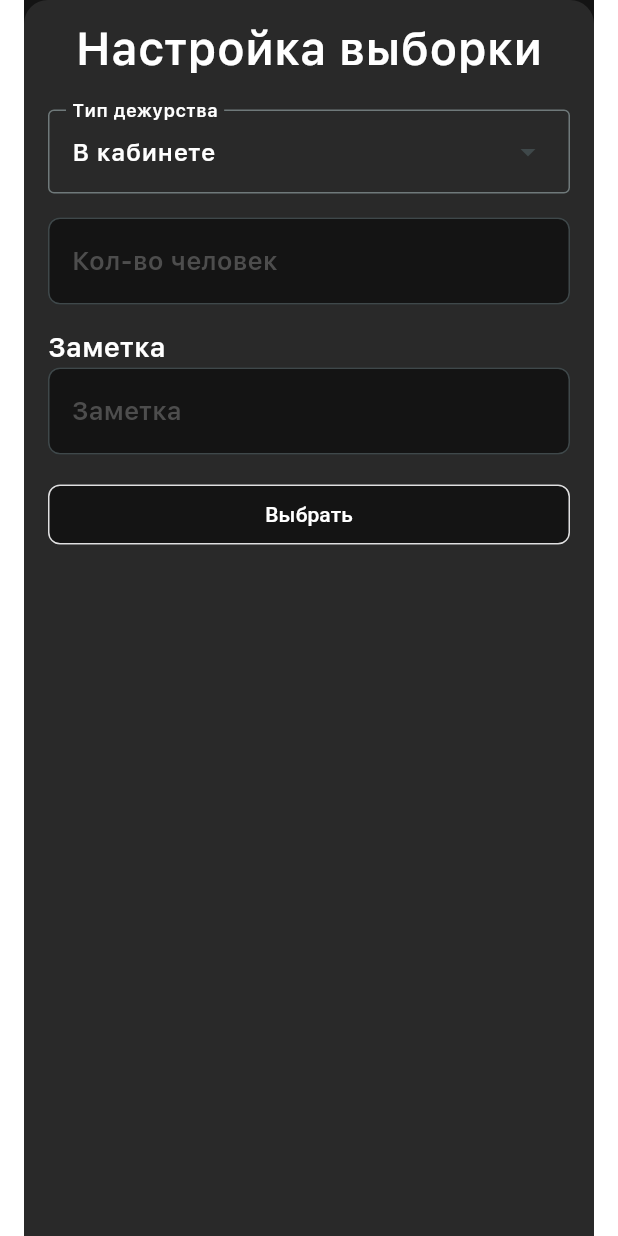
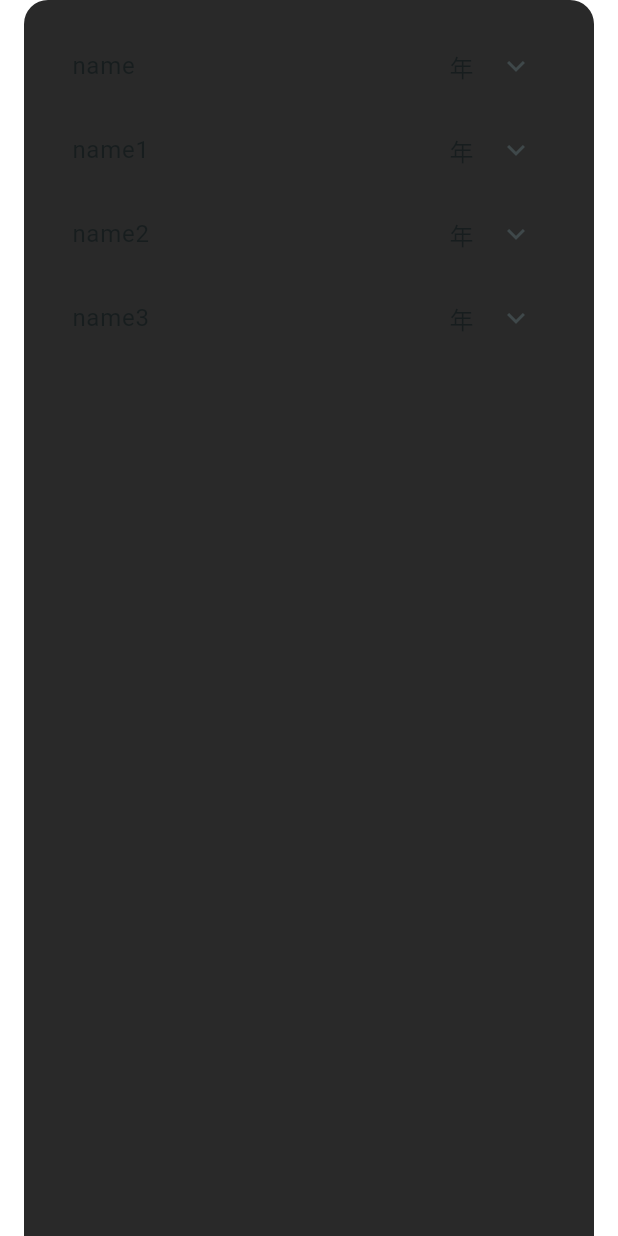
Before and after one commit to Sosisska123/duty-selector, a Flutter app: the SelectionModal widget shown alone on an empty page, opened directly with empty values, after a tap on "Выбрать", on a phone screen of 412 x 824 dp. Run offline on Flutter 3.47's test engine with Material 3 defaults, Android fonts, the phone set to English and light mode, and no system bars; drawn by our look-alikes of scrollable_positioned_list; our stand-ins replace ionicons, sqflite; accounts and stored records are empty.

Commit message:
provide database service connection

```diff
--- a/lib/components/select_duty.dart
+++ b/lib/components/select_duty.dart
@@ -1,12 +1,15 @@
 import 'package:duty_selector/components/action_card.dart';
 import 'package:duty_selector/components/selection_modal.dart';
 import 'package:duty_selector/components/texts/title_text.dart';
+import 'package:duty_selector/database.dart';
 import 'package:duty_selector/design.dart';
 import 'package:flutter/material.dart';
 import 'package:ionicons/ionicons.dart';
 
 class SelectDuty extends StatelessWidget {
-  const SelectDuty({super.key});
+  final DatabaseService databaseService;
+
+  const SelectDuty({super.key, required this.databaseService});
 
   @override
   Widget build(BuildContext context) {
@@ -83,6 +86,7 @@ class SelectDuty extends StatelessWidget {
             return SelectionModal(
               scrollController: scrollController,
               selectionType: type,
+              databaseService: databaseService,
             );
           },
         );
--- a/lib/components/selection_modal.dart
+++ b/lib/components/selection_modal.dart
@@ -1,17 +1,21 @@
 import 'package:duty_selector/components/select_duty.dart';
 import 'package:duty_selector/components/texts/title_text.dart';
+import 'package:duty_selector/database.dart';
 import 'package:duty_selector/design.dart';
+import 'package:duty_selector/pages/students.dart';
 import 'package:flutter/material.dart';
 
 class SelectionModal extends StatelessWidget {
   final ScrollController scrollController;
   final SelectionType selectionType;
   final int peopleCount;
+  final DatabaseService databaseService;
 
   const SelectionModal({
     super.key,
     required this.scrollController,
     required this.selectionType,
+    required this.databaseService,
     this.peopleCount = 1,
   });
 
@@ -44,12 +48,14 @@ class SelectionModal extends StatelessWidget {
                   dropdownMenuEntries: _entries().toList(),
                 ),
                 SizedBox(height: AppSpacing.medium),
+                Text('Кол-во человек', style: AppTextStyles.bigRegular),
                 TextField(
                   keyboardType: TextInputType.number,
                   decoration: InputDecoration(
                     hintText: 'Кол-во человек',
                     hintStyle: AppTextStyles.smallAccent,
                   ),
+                  style: AppTextStyles.regular,
                 ),
                 SizedBox(height: AppSpacing.medium),
                 Text('Заметка', style: AppTextStyles.bigRegular),
@@ -59,9 +65,13 @@ class SelectionModal extends StatelessWidget {
                     hintText: 'Заметка',
                     hintStyle: AppTextStyles.smallAccent,
                   ),
+                  style: AppTextStyles.regular,
                 ),
                 SizedBox(height: AppSpacing.medium),
-                ElevatedButton(onPressed: () => {}, child: Text('Выбрать')),
+                ElevatedButton(
+                  onPressed: () => _selectStudents(context),
+                  child: Text('Выбрать'),
+                ),
               ],
             ),
           ),
@@ -75,9 +85,18 @@ class SelectionModal extends StatelessWidget {
 
     // TODO: Get entries from the file
 
-    entries.add(DropdownMenuEntry(value: 0, label: "На улице"));
-    entries.add(DropdownMenuEntry(value: 1, label: "В кабинете"));
+    entries.add(const DropdownMenuEntry(value: 0, label: "На улице"));
+    entries.add(const DropdownMenuEntry(value: 1, label: "В кабинете"));
 
     return entries;
   }
+
+  void _selectStudents(BuildContext context) {
+    Navigator.push(
+      context,
+      MaterialPageRoute(
+        builder: (context) => StudentsPage(databaseService: databaseService),
+      ),
+    );
+  }
 }
--- /dev/null
+++ b/lib/components/students_list.dart
@@ -0,0 +1,108 @@
+import 'package:duty_selector/database.dart';
+import 'package:duty_selector/design.dart';
+import 'package:duty_selector/models/student.dart';
+import 'package:flutter/material.dart';
+import 'package:scrollable_positioned_list/scrollable_positioned_list.dart';
+
+class StudentsList extends StatefulWidget {
+  final DatabaseService databaseService;
+
+  const StudentsList({super.key, required this.databaseService});
+
+  @override
+  State<StudentsList> createState() => _StudentsListState();
+}
+
+class _StudentsListState extends State<StudentsList> {
+  List<Student> students = List.empty(growable: true);
+
+  @override
+  Widget build(BuildContext context) {
+    return FutureBuilder(
+      future: _getStudents(),
+      builder: (context, snapshot) {
+        if (!snapshot.hasData) {
+          return const Center(child: CircularProgressIndicator());
+        }
+
+        students.addAll([
+          Student(id: 1, name: 'name'),
+          Student(id: 1, name: 'name1'),
+          Student(id: 1, name: 'name2'),
+          Student(id: 1, name: 'name3'),
+        ]);
+
+        return ScrollablePositionedList.builder(
+          itemCount: _getStudentsCount(students),
+          itemBuilder: (context, index) => _buildList(context, index),
+        );
+      },
+    );
+  }
+
+  Future<List<Student>> _getStudents() async {
+    return await widget.databaseService.students;
+  }
+
+  int _getStudentsCount(List<Student> students) {
+    return students.length;
+  }
+
+  Widget _buildList(BuildContext context, int index) {
+    return ExpansionTile(
+      title: Row(
+        children: [
+          Expanded(flex: 2, child: Text(students[index].name)),
+          Text("年"),
+        ],
+      ),
+      children: [
+        Padding(
+          padding: EdgeInsets.all(AppSpacing.small),
+          child: Column(
+            children: [
+              Row(
+                mainAxisAlignment: MainAxisAlignment.spaceEvenly,
+                children: [
+                  ElevatedButton(
+                    onPressed: () => {},
+                    style: ElevatedButton.styleFrom(
+                      minimumSize: const Size(130, 40),
+                    ),
+                    child: const Text('Назначить'),
+                  ),
+                  ElevatedButton(
+                    onPressed: () => {},
+                    style: ElevatedButton.styleFrom(
+                      minimumSize: const Size(130, 40),
+                    ),
+                    child: const Text('Отпустить'),
+                  ),
+                ],
+              ),
+              Row(
+                mainAxisAlignment: MainAxisAlignment.spaceEvenly,
+                children: [
+                  ElevatedButton(
+                    onPressed: () => {},
+                    style: ElevatedButton.styleFrom(
+                      minimumSize: const Size(130, 40),
+                    ),
+                    child: const Text('История'),
+                  ),
+                  ElevatedButton(
+                    onPressed: () => {},
+                    style: ElevatedButton.styleFrom(
+                      minimumSize: const Size(130, 40),
+                    ),
+                    child: const Text('Не дежурил'),
+                  ),
+                ],
+              ),
+            ],
+          ),
+        ),
+      ],
+    );
+  }
+}
--- a/lib/database.dart
+++ b/lib/database.dart
@@ -1,3 +1,4 @@
+import 'package:duty_selector/models/student.dart';
 import 'package:sqflite/sqflite.dart';
 
 import 'package:path/path.dart';
@@ -35,4 +36,8 @@ class DatabaseService {
       'CREATE TABLE logs(id INTEGER PRIMARY KEY AUTOINCREMENT, student_id INTEGER REFERENCES students(id), duty_type TEXT NOT NULL, date TEXT NOT NULL)',
     );
   }
+
+  Future<List<Student>> get students async {
+    return List.filled(1, Student(id: 1, name: 'name'));
+  }
 }
--- a/lib/pages/home.dart
+++ b/lib/pages/home.dart
@@ -1,10 +1,12 @@
 import 'package:duty_selector/components/last_duties.dart';
 import 'package:duty_selector/components/select_duty.dart';
+import 'package:duty_selector/database.dart';
 import 'package:duty_selector/design.dart';
 import 'package:flutter/material.dart';
 
 class HomeScreen extends StatefulWidget {
-  const HomeScreen({super.key});
+  final DatabaseService databaseService;
+  const HomeScreen({super.key, required this.databaseService});
 
   @override
   State<HomeScreen> createState() => _HomeScreenState();
@@ -20,7 +22,7 @@ class _HomeScreenState extends State<HomeScreen> {
         children: [
           SizedBox(height: AppSpacing.medium),
           LastDuties(),
-          SelectDuty(),
+          SelectDuty(databaseService: widget.databaseService),
         ],
       ),
     );
--- a/lib/pages/main.dart
+++ b/lib/pages/main.dart
@@ -1,3 +1,4 @@
+import 'package:duty_selector/database.dart';
 import 'package:duty_selector/pages/settings.dart';
 import 'package:flutter/material.dart';
 import 'package:ionicons/ionicons.dart';
@@ -14,7 +15,11 @@ class MainScreen extends StatefulWidget {
 class _MainScreenState extends State<MainScreen> {
   int _currentIndex = 0;
 
-  final List<Widget> _pages = [HomeScreen(), ListScreen(), SettingsScreen()];
+  final List<Widget> _pages = [
+    HomeScreen(databaseService: DatabaseService()),
+    ListScreen(),
+    SettingsScreen(),
+  ];
 
   @override
   Widget build(BuildContext context) {
--- /dev/null
+++ b/lib/pages/students.dart
@@ -0,0 +1,24 @@
+import 'package:duty_selector/components/students_list.dart';
+import 'package:duty_selector/database.dart';
+import 'package:duty_selector/design.dart';
+import 'package:flutter/material.dart';
+
+class StudentsPage extends StatelessWidget {
+  final DatabaseService databaseService;
+  const StudentsPage({super.key, required this.databaseService});
+
+  @override
+  Widget build(BuildContext context) {
+    return Container(
+      alignment: AlignmentGeometry.topCenter,
+      padding: EdgeInsetsGeometry.all(AppSpacing.medium),
+      decoration: BoxDecoration(
+        color: AppColors.secondary,
+        borderRadius: BorderRadius.vertical(
+          top: Radius.circular(AppSpacing.medium),
+        ),
+      ),
+      child: StudentsList(databaseService: databaseService),
+    );
+  }
+}
```
